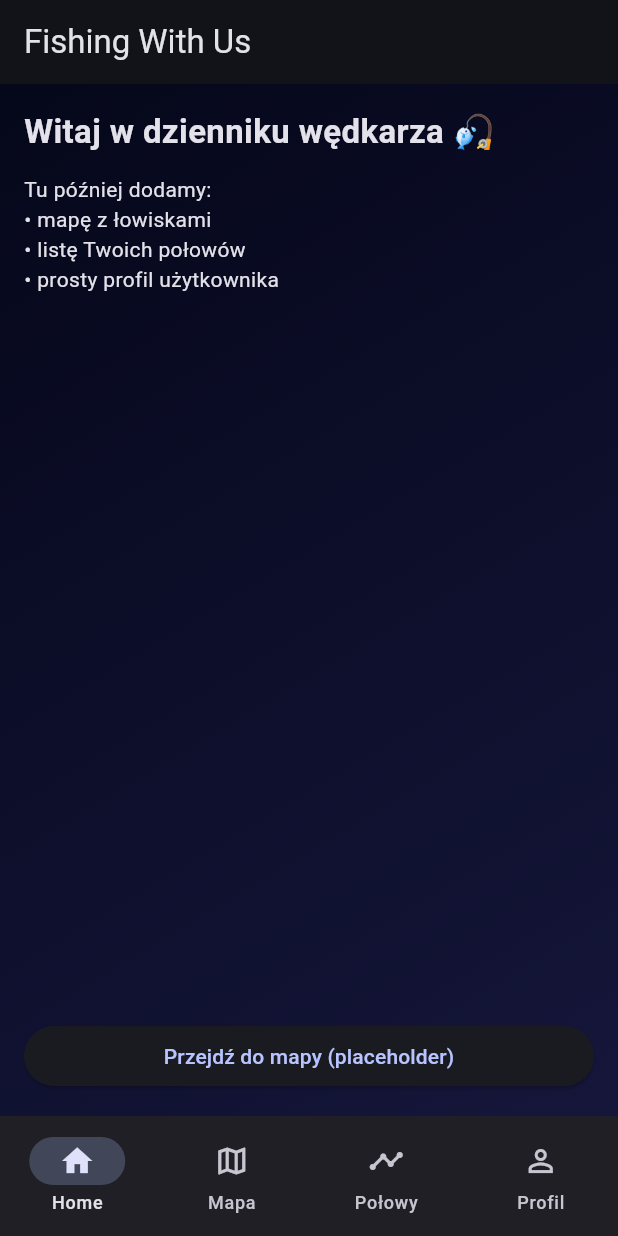
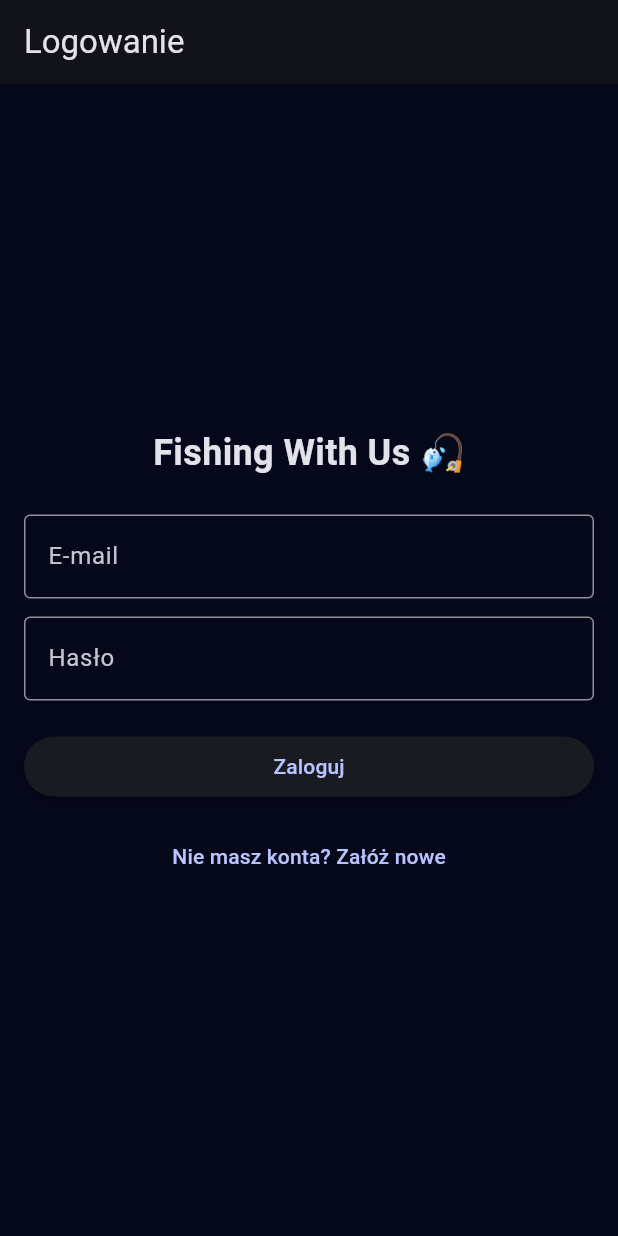
Before and after one commit to xXalqaXx/fishing_with_us, a Flutter app: the screen it shows after launch, on a phone screen of 412 x 824 dp. Run offline on Flutter 3.47's test engine with Material 3 defaults, Android fonts, the phone set to English and light mode, and no system bars; our stand-ins replace firebase_auth, firebase_core; accounts and stored records are empty.

Commit message:
Add email/password auth flow

```diff
--- a/lib/main.dart
+++ b/lib/main.dart
@@ -1,5 +1,6 @@
 import 'package:flutter/material.dart';
 import 'package:firebase_core/firebase_core.dart';
+import 'package:firebase_auth/firebase_auth.dart';
 import 'firebase_options.dart';
 
 void main() async {
@@ -25,12 +26,162 @@ class FishingWithUsApp extends StatelessWidget {
         useMaterial3: true,
         scaffoldBackgroundColor: const Color(0xFF05071A),
       ),
-      home: const RootNavigation(),
+      home: const AuthGate(),
     );
   }
 }
 
-/// Główny „kontener” z dolnym menu
+class AuthGate extends StatelessWidget {
+  const AuthGate({super.key});
+
+  @override
+  Widget build(BuildContext context) {
+    return StreamBuilder<User?>(
+      stream: FirebaseAuth.instance.authStateChanges(),
+      builder: (context, snapshot) {
+        if (snapshot.connectionState == ConnectionState.waiting) {
+          return const Scaffold(
+            body: Center(child: CircularProgressIndicator()),
+          );
+        }
+        if (snapshot.hasData) {
+          return const RootNavigation();
+        }
+        return const AuthScreen();
+      },
+    );
+  }
+}
+
+class AuthScreen extends StatefulWidget {
+  const AuthScreen({super.key});
+
+  @override
+  State<AuthScreen> createState() => _AuthScreenState();
+}
+
+class _AuthScreenState extends State<AuthScreen> {
+  final _emailController = TextEditingController();
+  final _passwordController = TextEditingController();
+  bool _isLogin = true;
+  bool _loading = false;
+
+  @override
+  void dispose() {
+    _emailController.dispose();
+    _passwordController.dispose();
+    super.dispose();
+  }
+
+  Future<void> _submit() async {
+    final email = _emailController.text.trim();
+    final password = _passwordController.text.trim();
+    if (email.isEmpty || password.isEmpty) {
+      ScaffoldMessenger.of(
+        context,
+      ).showSnackBar(const SnackBar(content: Text('Podaj e-mail i hasło')));
+      return;
+    }
+
+    setState(() {
+      _loading = true;
+    });
+
+    try {
+      if (_isLogin) {
+        await FirebaseAuth.instance.signInWithEmailAndPassword(
+          email: email,
+          password: password,
+        );
+      } else {
+        await FirebaseAuth.instance.createUserWithEmailAndPassword(
+          email: email,
+          password: password,
+        );
+      }
+    } on FirebaseAuthException catch (e) {
+      ScaffoldMessenger.of(
+        context,
+      ).showSnackBar(SnackBar(content: Text(e.message ?? 'Błąd logowania')));
+    } catch (_) {
+      ScaffoldMessenger.of(
+        context,
+      ).showSnackBar(const SnackBar(content: Text('Nieznany błąd')));
+    } finally {
+      if (mounted) {
+        setState(() {
+          _loading = false;
+        });
+      }
+    }
+  }
+
+  @override
+  Widget build(BuildContext context) {
+    return Scaffold(
+      appBar: AppBar(title: Text(_isLogin ? 'Logowanie' : 'Rejestracja')),
+      body: Padding(
+        padding: const EdgeInsets.all(16),
+        child: Center(
+          child: ConstrainedBox(
+            constraints: const BoxConstraints(maxWidth: 400),
+            child: Column(
+              mainAxisSize: MainAxisSize.min,
+              children: [
+                const Text(
+                  'Fishing With Us 🎣',
+                  style: TextStyle(fontSize: 24, fontWeight: FontWeight.bold),
+                ),
+                const SizedBox(height: 24),
+                TextField(
+                  controller: _emailController,
+                  keyboardType: TextInputType.emailAddress,
+                  decoration: const InputDecoration(
+                    labelText: 'E-mail',
+                    border: OutlineInputBorder(),
+                  ),
+                ),
+                const SizedBox(height: 12),
+                TextField(
+                  controller: _passwordController,
+                  obscureText: true,
+                  decoration: const InputDecoration(
+                    labelText: 'Hasło',
+                    border: OutlineInputBorder(),
+                  ),
+                ),
+                const SizedBox(height: 20),
+                SizedBox(
+                  width: double.infinity,
+                  child: ElevatedButton(
+                    onPressed: _loading ? null : _submit,
+                    child: Text(_isLogin ? 'Zaloguj' : 'Zarejestruj'),
+                  ),
+                ),
+                const SizedBox(height: 12),
+                TextButton(
+                  onPressed: _loading
+                      ? null
+                      : () {
+                          setState(() {
+                            _isLogin = !_isLogin;
+                          });
+                        },
+                  child: Text(
+                    _isLogin
+                        ? 'Nie masz konta? Załóż nowe'
+                        : 'Masz już konto? Zaloguj się',
+                  ),
+                ),
+              ],
+            ),
+          ),
+        ),
+      ),
+    );
+  }
+}
+
 class RootNavigation extends StatefulWidget {
   const RootNavigation({super.key});
 
@@ -41,7 +192,6 @@ class RootNavigation extends StatefulWidget {
 class _RootNavigationState extends State<RootNavigation> {
   int _currentIndex = 0;
 
-  // Tu definiujemy ekrany dla zakładek
   final List<Widget> _pages = const [
     FishingHomeScreen(),
     FishingMapScreen(),
@@ -87,14 +237,24 @@ class _RootNavigationState extends State<RootNavigation> {
   }
 }
 
-/// Ekran startowy – to co już miałaś
 class FishingHomeScreen extends StatelessWidget {
   const FishingHomeScreen({super.key});
 
   @override
   Widget build(BuildContext context) {
     return Scaffold(
-      appBar: AppBar(title: const Text('Fishing With Us'), centerTitle: false),
+      appBar: AppBar(
+        title: const Text('Fishing With Us'),
+        centerTitle: false,
+        actions: [
+          IconButton(
+            onPressed: () {
+              FirebaseAuth.instance.signOut();
+            },
+            icon: const Icon(Icons.logout),
+          ),
+        ],
+      ),
       body: Container(
         width: double.infinity,
         padding: const EdgeInsets.all(16),
@@ -123,9 +283,7 @@ class FishingHomeScreen extends StatelessWidget {
             SizedBox(
               width: double.infinity,
               child: ElevatedButton(
-                onPressed: () {
-                  // Na razie nic – mapa będzie w osobnej zakładce
-                },
+                onPressed: () {},
                 child: const Text('Przejdź do mapy (placeholder)'),
               ),
             ),
@@ -136,7 +294,6 @@ class FishingHomeScreen extends StatelessWidget {
   }
 }
 
-/// Placeholder – przyszła mapa łowisk
 class FishingMapScreen extends StatelessWidget {
   const FishingMapScreen({super.key});
 
@@ -155,7 +312,6 @@ class FishingMapScreen extends StatelessWidget {
   }
 }
 
-/// Placeholder – lista połowów
 class FishingCatchesScreen extends StatelessWidget {
   const FishingCatchesScreen({super.key});
 
@@ -173,18 +329,29 @@ class FishingCatchesScreen extends StatelessWidget {
   }
 }
 
-/// Placeholder – prosty profil
 class FishingProfileScreen extends StatelessWidget {
   const FishingProfileScreen({super.key});
 
   @override
   Widget build(BuildContext context) {
+    final user = FirebaseAuth.instance.currentUser;
     return Scaffold(
       appBar: AppBar(title: const Text('Profil')),
-      body: const Center(
-        child: Text(
-          'Tu będzie prosty profil użytkownika 👤',
-          textAlign: TextAlign.center,
+      body: Center(
+        child: Column(
+          mainAxisSize: MainAxisSize.min,
+          children: [
+            const Icon(Icons.person, size: 72),
+            const SizedBox(height: 16),
+            Text(user?.email ?? 'Brak e-maila'),
+            const SizedBox(height: 16),
+            ElevatedButton(
+              onPressed: () {
+                FirebaseAuth.instance.signOut();
+              },
+              child: const Text('Wyloguj'),
+            ),
+          ],
         ),
       ),
     );
--- a/pubspec.yaml
+++ b/pubspec.yaml
@@ -12,6 +12,8 @@ dependencies:
 
   cupertino_icons: ^1.0.8
   firebase_core: ^3.6.0
+  firebase_auth: ^5.1.3
+
 
 dev_dependencies:
   flutter_test:
```
Also changed, not shown: pubspec.lock, 4 other files.
